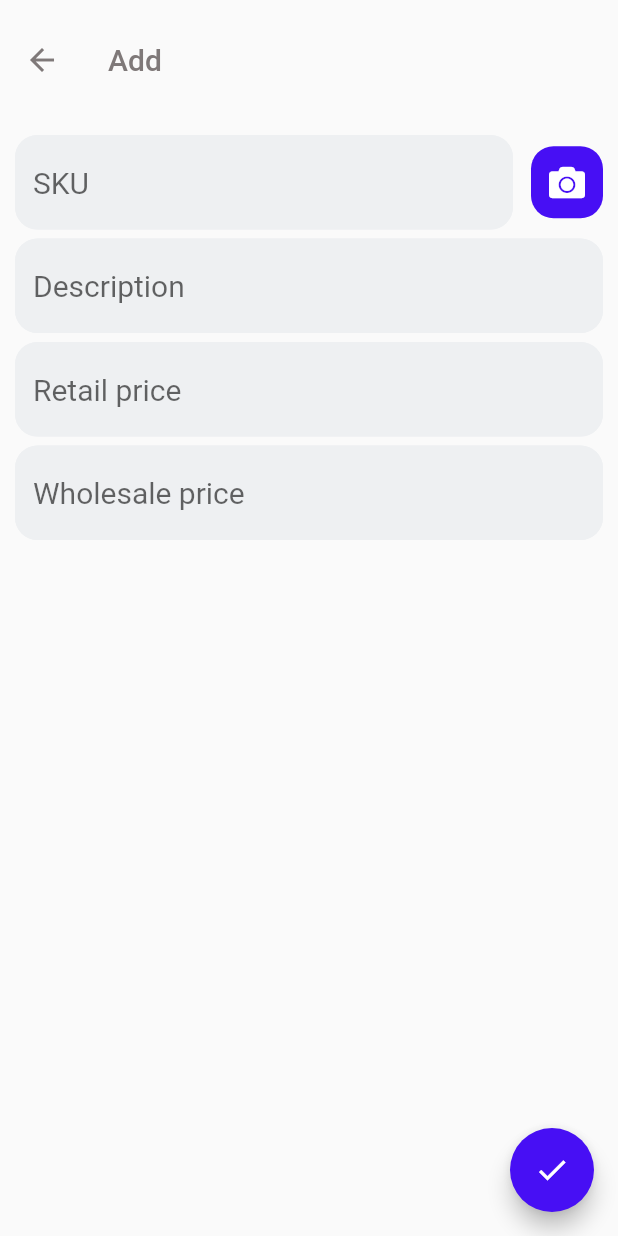
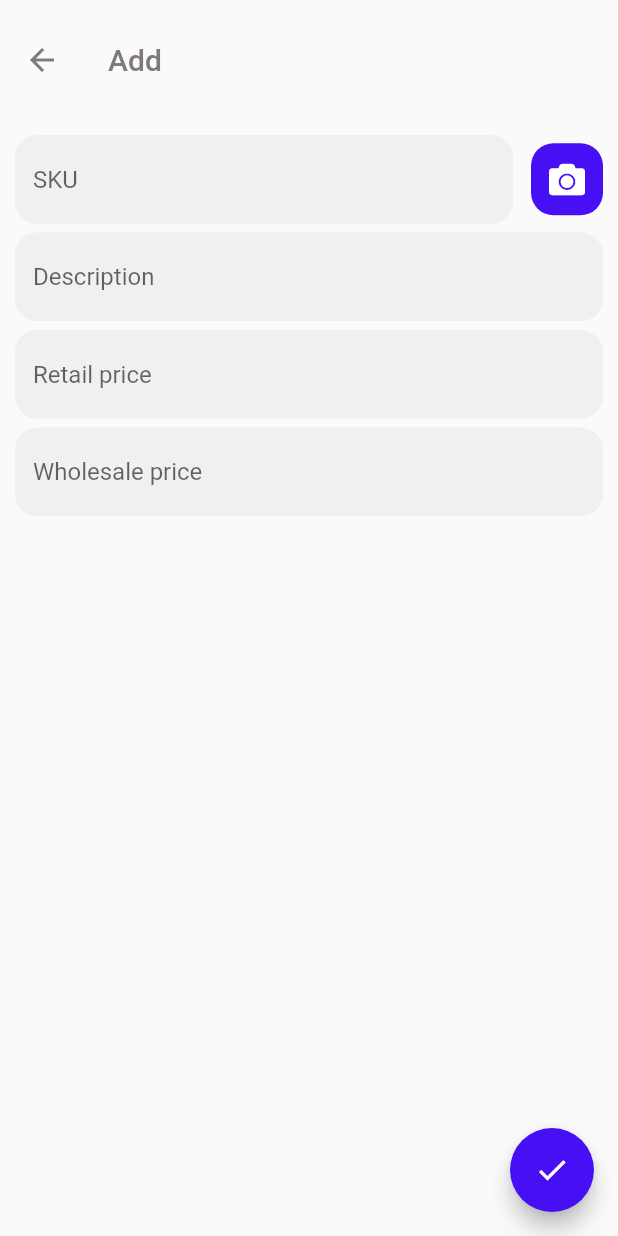
Before and after one commit to jeremieBitancor/presyo, a Flutter app: the AddProduct screen opened by its route, on a phone screen of 412 x 824 dp. Run offline on Flutter 3.47's test engine with Material 2 defaults, Android fonts, the phone set to English and light mode, and no system bars; our stand-ins replace cloud_firestore, firebase_core, font_awesome_flutter; missing offline and left inert: barcode_scan; accounts and stored records are empty.

Commit message:
Changed textfield size and loading color

```diff
--- a/lib/view/add_product.dart
+++ b/lib/view/add_product.dart
@@ -71,7 +71,7 @@ class _AddProductState extends State<AddProduct> {
                 child: Container(
                   margin: EdgeInsets.only(bottom: 6),
                   child: TextFormField(
-                    style: TextStyle(fontSize: 20),
+                    // style: TextStyle(fontSize: 20),
                     controller: skuController,
                     keyboardType: TextInputType.number,
                     decoration: InputDecoration(
@@ -112,7 +112,7 @@ class _AddProductState extends State<AddProduct> {
             Container(
               margin: EdgeInsets.only(bottom: 6),
               child: TextFormField(
-                style: TextStyle(fontSize: 20),
+                // style: TextStyle(fontSize: 20),
                 controller: descController,
                 decoration: InputDecoration(
                     fillColor: Color(0xFFEEF0F2),
@@ -137,7 +137,7 @@ class _AddProductState extends State<AddProduct> {
             Container(
               margin: EdgeInsets.only(bottom: 6),
               child: TextFormField(
-                style: TextStyle(fontSize: 20),
+                // style: TextStyle(fontSize: 20),
                 controller: retailPriceController,
                 keyboardType: TextInputType.number,
                 decoration: InputDecoration(
@@ -164,7 +164,7 @@ class _AddProductState extends State<AddProduct> {
               margin: EdgeInsets.only(bottom: 6),
               child: TextFormField(
                 controller: wholesalePriceController,
-                style: TextStyle(fontSize: 20),
+                // style: TextStyle(fontSize: 20),
                 keyboardType: TextInputType.number,
                 decoration: InputDecoration(
                     filled: true,
@@ -232,7 +232,11 @@ class _AddProductState extends State<AddProduct> {
             });
           }
         },
-        child: isLoading ? CircularProgressIndicator() : Icon(Icons.check),
+        child: isLoading
+            ? CircularProgressIndicator(
+                backgroundColor: Colors.white,
+              )
+            : Icon(Icons.check),
       ),
     );
   }
--- a/lib/view/search.dart
+++ b/lib/view/search.dart
@@ -49,7 +49,7 @@ class _SearchState extends State<Search> {
                 child: TextField(
                   controller: searchController,
                   cursorColor: Color(0xFF323031),
-                  style: TextStyle(color: Color(0xFF000000), fontSize: 20),
+                  style: TextStyle(color: Color(0xFF000000)),
                   onSubmitted: (value) {
                     productVM.getProduct(value);
                   },
```
Also changed, not shown: lib/view/edit_product.dart (+5 -5 lines).
